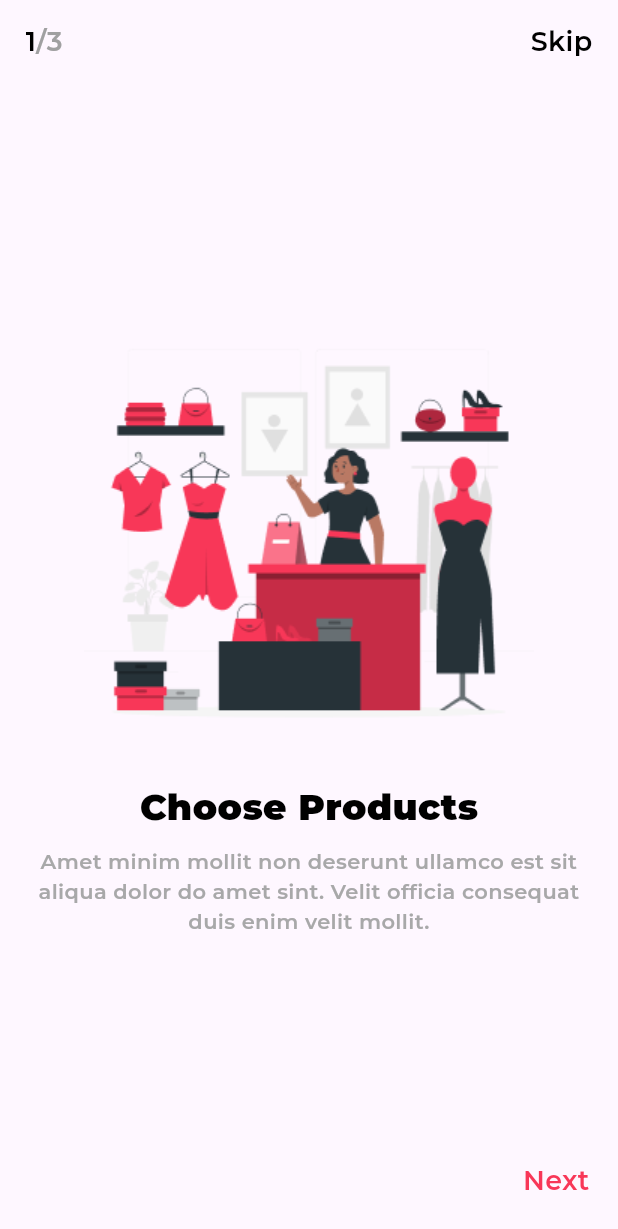
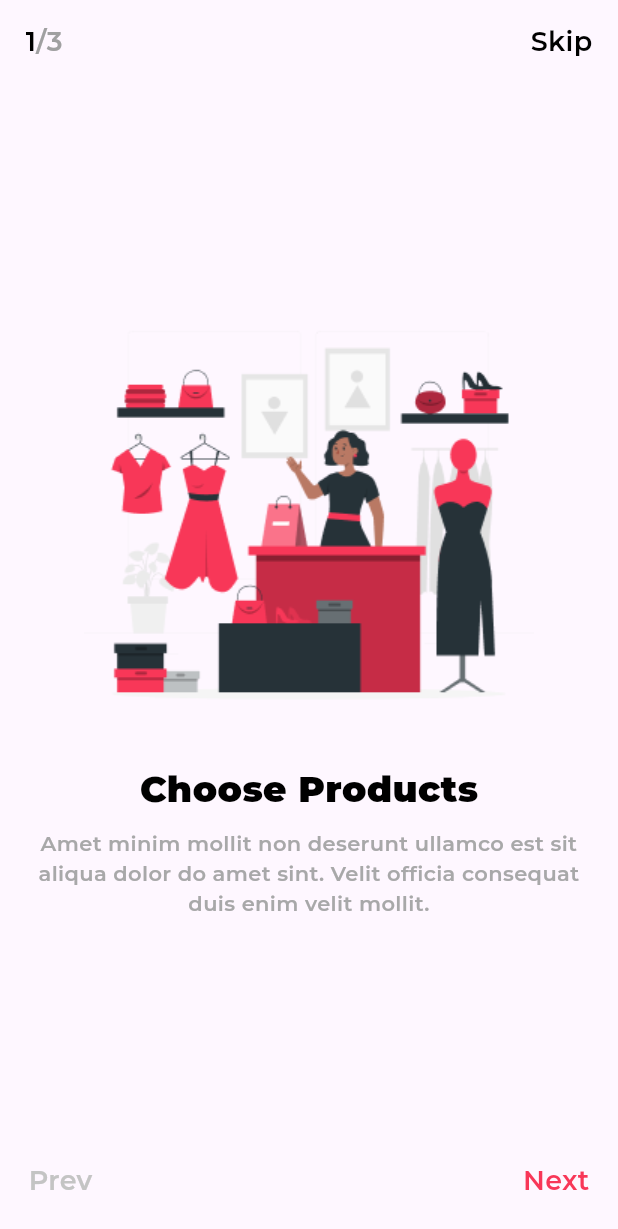
Before and after one commit to shihabLuminar/ecommerce_clone_july, a Flutter app: the screen it shows after launch, on a phone screen of 412 x 824 dp. Shown: the top 1229 px of the screen. Run offline on Flutter 3.47's test engine with Material 3 defaults, Android fonts, the phone set to English and light mode, and no system bars; our stand-ins replace google_fonts.

Commit message:
onboarding screen updated

```diff
--- a/lib/view/onboarding_screen/onboarding_screen.dart
+++ b/lib/view/onboarding_screen/onboarding_screen.dart
@@ -80,20 +80,27 @@ class OnboardingScreen extends StatelessWidget {
           ),
         ),
       ),
-      bottomNavigationBar: Row(
-        mainAxisAlignment: MainAxisAlignment.end,
-        children: [
-          Padding(
-            padding: const EdgeInsets.only(right: 19, bottom: 24),
-            child: Text(
+      bottomNavigationBar: Padding(
+        padding: const EdgeInsets.symmetric(horizontal: 19, vertical: 24),
+        child: Row(
+          mainAxisAlignment: MainAxisAlignment.spaceBetween,
+          children: [
+            Text(
+              "Prev",
+              style: GoogleFonts.montserrat(
+                  color: ColorConstants.GREYSHDE2,
+                  fontWeight: FontWeight.w600,
+                  fontSize: 18),
+            ),
+            Text(
               "Next",
               style: GoogleFonts.montserrat(
                   color: ColorConstants.PRIMARY,
                   fontWeight: FontWeight.w600,
                   fontSize: 18),
             ),
-          ),
-        ],
+          ],
+        ),
       ),
     );
   }
```
